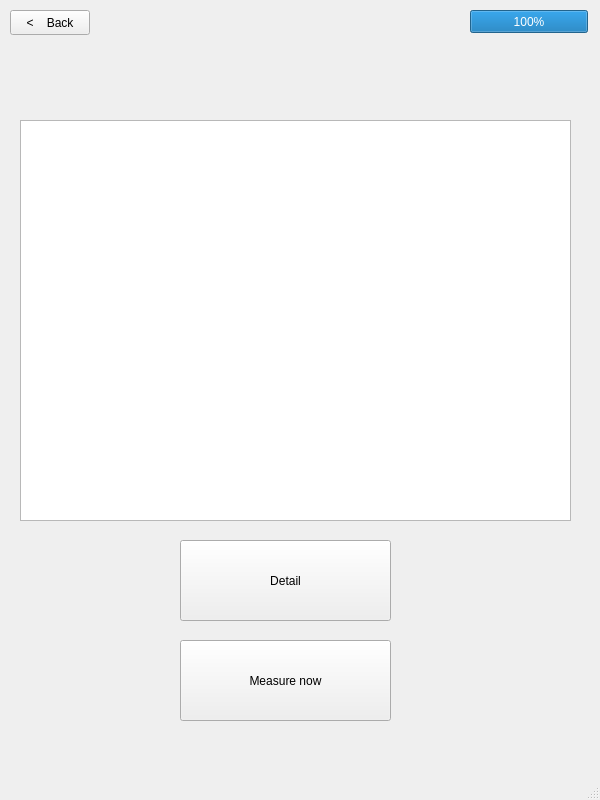
Before: the Qt Designer form MainWindow.ui in JowiAoun/COMP3004-Final-Project, drawn with Qt 5.
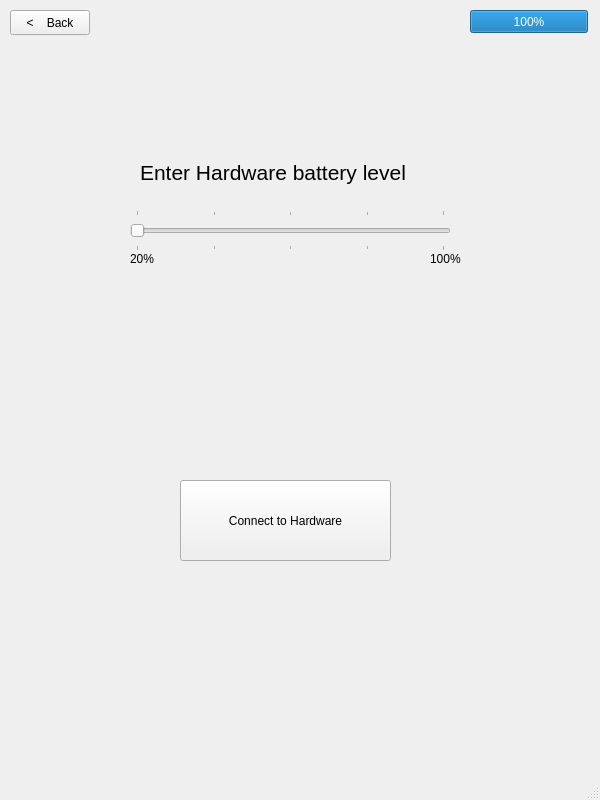
After: the same form once the commit is applied. The open tabs and pages were chosen to show the change. Custom widgets are drawn as their Qt base class.

Commit message: feat(ui): create instruction pages

```diff
--- a/MainWindow.ui
+++ b/MainWindow.ui
@@ -23,9 +23,108 @@
       <height>731</height>
      </rect>
     </property>
+    <property name="font">
+     <font>
+      <weight>50</weight>
+      <bold>false</bold>
+     </font>
+    </property>
     <property name="currentIndex">
      <number>2</number>
     </property>
+    <widget class="QWidget" name="page0">
+     <widget class="QLabel" name="label_6">
+      <property name="geometry">
+       <rect>
+        <x>140</x>
+        <y>120</y>
+        <width>305</width>
+        <height>25</height>
+       </rect>
+      </property>
+      <property name="font">
+       <font>
+        <pointsize>16</pointsize>
+        <weight>50</weight>
+        <bold>false</bold>
+       </font>
+      </property>
+      <property name="text">
+       <string>Enter Hardware battery level</string>
+      </property>
+     </widget>
+     <widget class="QSlider" name="sliderBattery">
+      <property name="geometry">
+       <rect>
+        <x>130</x>
+        <y>170</y>
+        <width>321</width>
+        <height>41</height>
+       </rect>
+      </property>
+      <property name="font">
+       <font>
+        <pointsize>16</pointsize>
+        <weight>50</weight>
+        <bold>false</bold>
+       </font>
+      </property>
+      <property name="minimum">
+       <number>20</number>
+      </property>
+      <property name="maximum">
+       <number>100</number>
+      </property>
+      <property name="orientation">
+       <enum>Qt::Horizontal</enum>
+      </property>
+      <property name="tickPosition">
+       <enum>QSlider::TicksBothSides</enum>
+      </property>
+      <property name="tickInterval">
+       <number>20</number>
+      </property>
+     </widget>
+     <widget class="QLabel" name="label_8">
+      <property name="geometry">
+       <rect>
+        <x>130</x>
+        <y>210</y>
+        <width>29</width>
+        <height>17</height>
+       </rect>
+      </property>
+      <property name="text">
+       <string>20%</string>
+      </property>
+     </widget>
+     <widget class="QLabel" name="label_9">
+      <property name="geometry">
+       <rect>
+        <x>430</x>
+        <y>210</y>
+        <width>38</width>
+        <height>17</height>
+       </rect>
+      </property>
+      <property name="text">
+       <string>100%</string>
+      </property>
+     </widget>
+     <widget class="QPushButton" name="btnConnect">
+      <property name="geometry">
+       <rect>
+        <x>180</x>
+        <y>440</y>
+        <width>211</width>
+        <height>81</height>
+       </rect>
+      </property>
+      <property name="text">
+       <string>Connect to Hardware</string>
+      </property>
+     </widget>
+    </widget>
     <widget class="QWidget" name="page1">
      <widget class="QLabel" name="title">
       <property name="geometry">
```
Left out of the diff: 110 changed lines with no effect on the pictures. The commit also changes 1 other file.
